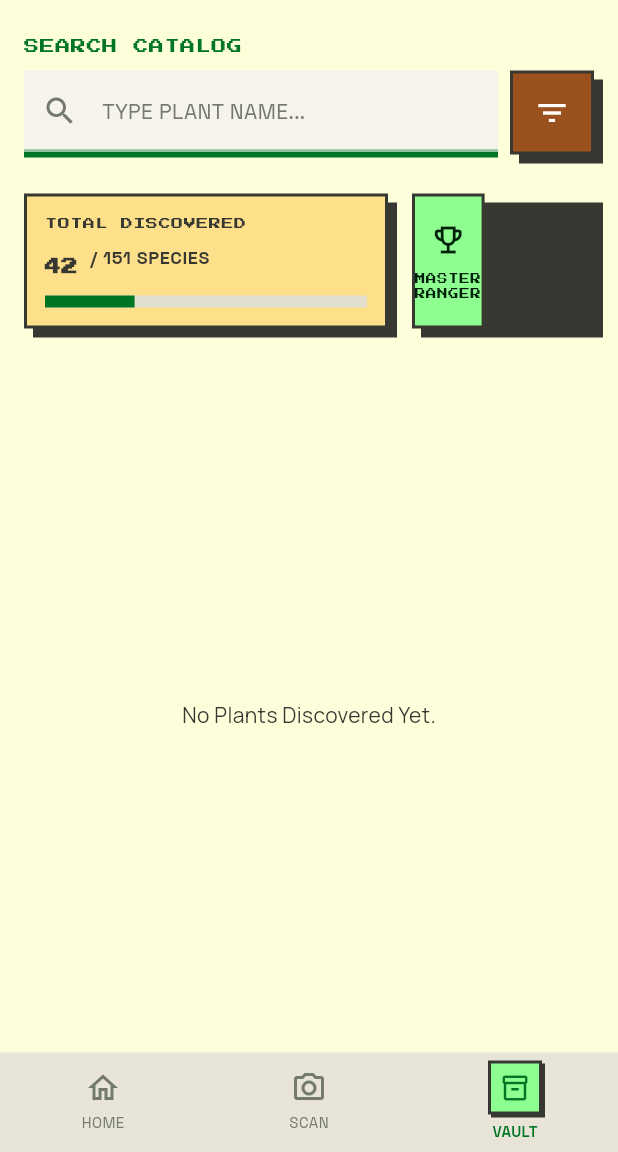
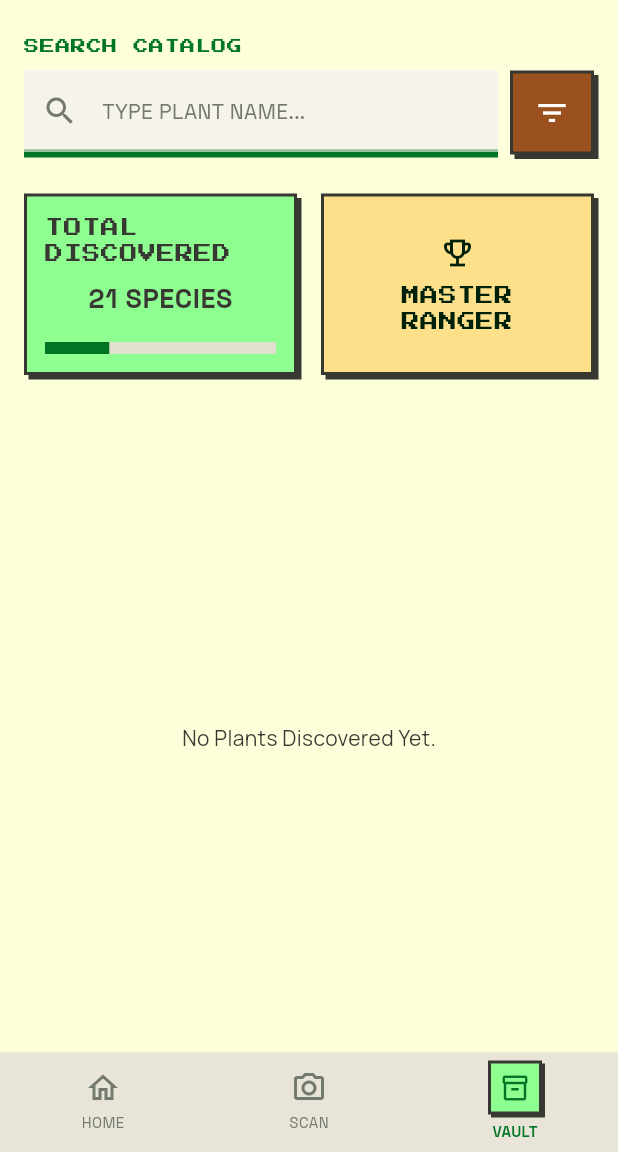
Before and after one commit to samyakrajgruhi/Floradex, a Flutter app: the screen it shows after launch, item 3 of the bottom bar chosen, on a phone screen of 412 x 824 dp, the part 84-1236 px from its top. Run offline on Flutter 3.47's test engine with Material 3 defaults, Android fonts, the phone set to English and light mode, and no system bars; our stand-ins replace camera, flutter_dotenv, google_fonts, hive, hive_flutter, image_picker; missing offline and left inert: langchain, langchain_google; accounts and stored records are empty.

Commit message:
Refactor shadow offset in DashboardPage for improved visual consistency

```diff
--- a/lib/screens/botanical_vault.dart
+++ b/lib/screens/botanical_vault.dart
@@ -129,48 +129,35 @@ class _BotanicalVaultPageState extends State<BotanicalVaultPage> {
                           padding: const EdgeInsets.all(12),
                           decoration: BoxDecoration(
                             color: colorScheme
-                                .tertiaryContainer, // AppTheme.tertiaryContainer (#FFE08A)
+                                .primaryContainer, // AppTheme.tertiaryContainer (#FFE08A)
                             border: Border.all(
                               color: colorScheme.onSurface,
                               width: 2,
                             ),
                           ),
                           child: Column(
-                            crossAxisAlignment: CrossAxisAlignment.start,
+                            crossAxisAlignment: CrossAxisAlignment.center,
                             children: [
                               Text(
                                 'TOTAL DISCOVERED',
                                 style: textTheme.labelSmall?.copyWith(
                                   fontFamily: 'Press Start 2P',
-                                  fontSize: 8,
+                                  fontSize: 12,
                                   color: colorScheme.onSurface,
                                 ),
                               ),
                               const SizedBox(height: 8),
-                              Row(
-                                crossAxisAlignment: CrossAxisAlignment.end,
-                                children: [
-                                  Text(
-                                    '42',
-                                    style: textTheme.headlineMedium?.copyWith(
-                                      fontFamily: 'Press Start 2P',
-                                      fontWeight: FontWeight.bold,
-                                      color: colorScheme.onSurface,
-                                    ),
-                                  ),
-                                  const SizedBox(width: 8),
                               Padding(
                                 padding: const EdgeInsets.only(bottom: 4.0),
                                 child: Text(
-                                      '/ 151 SPECIES',
+                                  '21 SPECIES',
                                   style: textTheme.bodySmall?.copyWith(
                                     fontFamily: 'Space Grotesk',
                                     fontWeight: FontWeight.bold,
                                     color: colorScheme.onSurface,
+                                    fontSize: 18,
                                   ),
                                 ),
-                                  ),
-                                ],
                               ),
                               const SizedBox(height: 12),
                               // Simple 8-bit Progress Bar
@@ -193,13 +180,14 @@ class _BotanicalVaultPageState extends State<BotanicalVaultPage> {
 
                     // Rank Badge Card
                     Expanded(
-                      flex: 1,
+                      flex: 2,
                       child: _PixelShadowContainer(
                         child: Container(
                           // Removed hardcoded height to allow stretching
+                          width: double.infinity,
                           decoration: BoxDecoration(
                             color: colorScheme
-                                .primaryContainer, // AppTheme.primaryContainer (#8EFE91)
+                                .tertiaryContainer, // AppTheme.primaryContainer (#8EFE91)
                             border: Border.all(
                               color: colorScheme.onSurface,
                               width: 2,
@@ -218,7 +206,7 @@ class _BotanicalVaultPageState extends State<BotanicalVaultPage> {
                                 textAlign: TextAlign.center,
                                 style: textTheme.labelSmall?.copyWith(
                                   fontFamily: 'Press Start 2P',
-                                  fontSize: 7,
+                                  fontSize: 12,
                                   color: colorScheme.onPrimaryContainer,
                                 ),
                               ),
@@ -246,7 +234,8 @@ class _BotanicalVaultPageState extends State<BotanicalVaultPage> {
                             imagePath: PlantRecords[index].imagePath,
                             tagLabel: '',
                             tagColor: null,
-                            timestamp: PlantRecords[index].timestamp, // Replace with real asset/network
+                            timestamp: PlantRecords[index]
+                                .timestamp, // Replace with real asset/network
                           );
                         },
                         gridDelegate:
@@ -278,10 +267,10 @@ class _PixelShadowContainer extends StatelessWidget {
       children: [
         // Shadow block
         Positioned(
-          top: 6,
-          left: 6,
-          right: -6,
-          bottom: -6,
+          top: 3,
+          left: 3,
+          right: -3,
+          bottom: -3,
           child: Container(
             color: const Color(0xFF383833), // onSurface for shadow
           ),
@@ -307,7 +296,7 @@ class _PlantDataChip extends StatelessWidget {
     required this.imagePath,
     required this.tagLabel,
     required this.tagColor,
-    required this.timestamp
+    required this.timestamp,
   });
 
   @override
@@ -388,7 +377,7 @@ class _PlantDataChip extends StatelessWidget {
                     color: colorScheme.outline,
                   ),
                 ),
-                const SizedBox(height: 4,),
+                const SizedBox(height: 4),
                 Text(
                   DateFormat('MMM d, yyyy h:mm a').format(timestamp),
                   style: textTheme.bodySmall?.copyWith(
@@ -397,7 +386,7 @@ class _PlantDataChip extends StatelessWidget {
                     fontWeight: FontWeight.w600,
                     color: colorScheme.outline,
                   ),
-                )
+                ),
               ],
             ),
           ),
--- a/lib/screens/dashboard.dart
+++ b/lib/screens/dashboard.dart
@@ -34,7 +34,7 @@ class DashboardPage extends StatelessWidget {
             color: AppTheme.primaryContainer,
             border: Border.all(color: AppTheme.onSurface, width: 4),
             boxShadow: const [
-              BoxShadow(color: AppTheme.onSurface, offset: Offset(4, 4)),
+              BoxShadow(color: AppTheme.onSurface, offset: Offset(3, 3)),
             ],
           ),
           padding: const EdgeInsets.all(AppTheme.space6),
```
Lines whose indentation alone changed are shown as unchanged.
